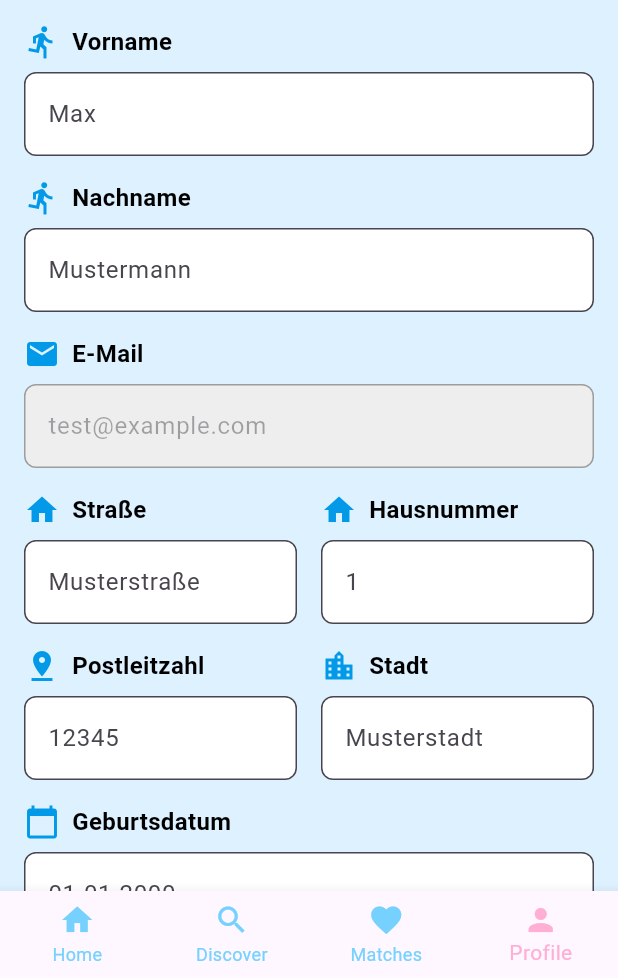
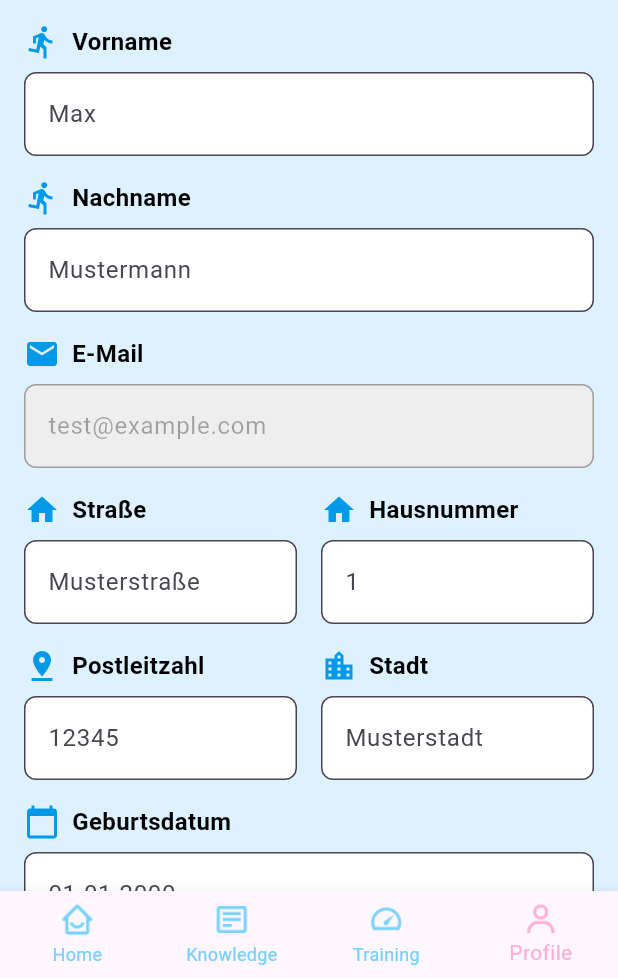
Before and after one commit to jaegerdominik/GoodPace, a Flutter app: the ProfileEditScreen screen opened directly, on a phone screen of 412 x 824 dp, the part 258-1236 px from its top. Run offline on Flutter 3.47's test engine with Material 3 defaults, Android fonts, the phone set to English and light mode, and no system bars; our stand-ins replace chat_bubbles, cloud_firestore, firebase_auth, firebase_core, flutter_hooks, freezed_annotation and 1 more; accounts and stored records are empty; generated files the repository leaves out were written again.

Commit message:
added icons and logout

```diff
--- a/good_pace/lib/screens/profile_edit_screen.dart
+++ b/good_pace/lib/screens/profile_edit_screen.dart
@@ -1,4 +1,6 @@
+import 'package:firebase_auth/firebase_auth.dart';
 import 'package:flutter/material.dart';
+import 'package:flutter_app/screens/log_in_screen.dart';
 import '../services/user/user_service.dart';
 import '../widgets/bottom_nav_bar.dart';
 import 'dashboard_screen.dart';
@@ -243,6 +245,35 @@ class _ProfileEditScreenState extends State<ProfileEditScreen> {
                   ),
                 ),
               ),
+              const SizedBox(height: 16), // Abstand zwischen Buttons
+              Center(
+                child: TextButton(
+                  onPressed: () async {
+                    try {
+                      await FirebaseAuth.instance.signOut();
+                      Navigator.pushReplacement(
+                        context,
+                        MaterialPageRoute(
+                          builder: (context) => const LogInScreen(),
+                        ),
+                      );
+                    } catch (e) {
+                      ScaffoldMessenger.of(context).showSnackBar(
+                        SnackBar(content: Text('Logout fehlgeschlagen: $e')),
+                      );
+                    }
+                  },
+                  style: TextButton.styleFrom(
+                    foregroundColor: Colors.red
+                  ),
+                  child: const Text("Logout",
+                    style: TextStyle(
+                      decoration: TextDecoration.underline,
+                      color: Colors.red,
+                    ),
+                  ),
+                ),
+              ),
             ],
           ),
         ),
--- a/good_pace/lib/widgets/bottom_nav_bar.dart
+++ b/good_pace/lib/widgets/bottom_nav_bar.dart
@@ -17,19 +17,23 @@ class BottomNavBarWidget extends StatelessWidget {
       onTap: onTap,
       items: const [
         BottomNavigationBarItem(
-          icon: Icon(Icons.home),
+          icon: ImageIcon(
+              AssetImage('assets/icons/home.png')),
           label: 'Home',
         ),
         BottomNavigationBarItem(
-          icon: Icon(Icons.search),
-          label: 'Discover',
+          icon: ImageIcon(
+              AssetImage('assets/icons/knowledge.png')),
+          label: 'Knowledge',
         ),
         BottomNavigationBarItem(
-          icon: Icon(Icons.favorite),
-          label: 'Matches',
+          icon: ImageIcon(
+              AssetImage('assets/icons/timer.png')),
+          label: 'Training',
         ),
         BottomNavigationBarItem(
-          icon: Icon(Icons.person),
+          icon: ImageIcon(
+              AssetImage('assets/icons/user.png')),
           label: 'Profile',
         ),
       ],
--- a/good_pace/pubspec.yaml
+++ b/good_pace/pubspec.yaml
@@ -33,6 +33,7 @@ dev_dependencies:
 flutter:
   assets:
     - assets/logo/
+    - assets/icons/
     - assets/profilePictures/
 
   uses-material-design: true
```
Also changed, not shown: good_pace/assets/icons/home.png (added), good_pace/assets/icons/knowledge.png (added), good_pace/assets/icons/timer.png (added), good_pace/assets/icons/user.png (added).
